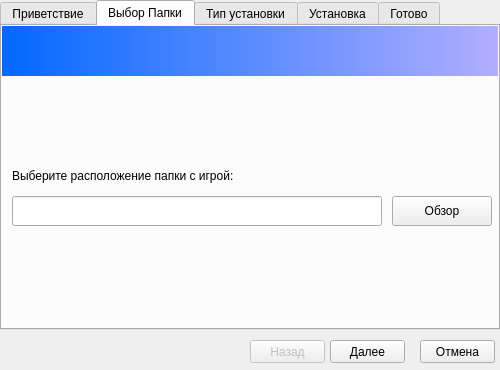
gdlocalisation/gdl-installer, file installer.ui: the form before one commit.
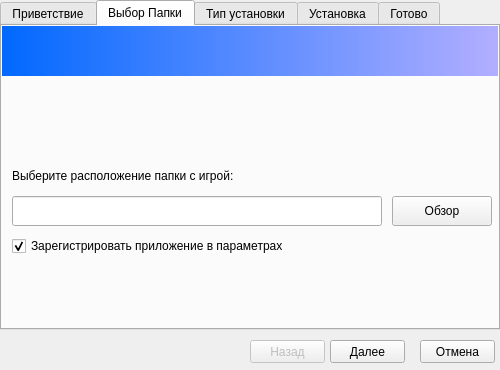
The form after the commit. The open tabs and pages were chosen to show the change. Icons and pictures are not drawn.

The edit to the form file:
```diff
--- a/installer.ui
+++ b/installer.ui
@@ -206,6 +206,22 @@
        <string>Обзор</string>
       </property>
      </widget>
+     <widget class="QCheckBox" name="checkBox">
+      <property name="geometry">
+       <rect>
+        <x>10</x>
+        <y>210</y>
+        <width>480</width>
+        <height>20</height>
+       </rect>
+      </property>
+      <property name="text">
+       <string>Зарегистрировать приложение в параметрах</string>
+      </property>
+      <property name="checked">
+       <bool>true</bool>
+      </property>
+     </widget>
     </widget>
     <widget class="QWidget" name="typeselectTab">
      <property name="enabled">
```
Left out of the diff: 2 changed lines with no effect on the pictures.
